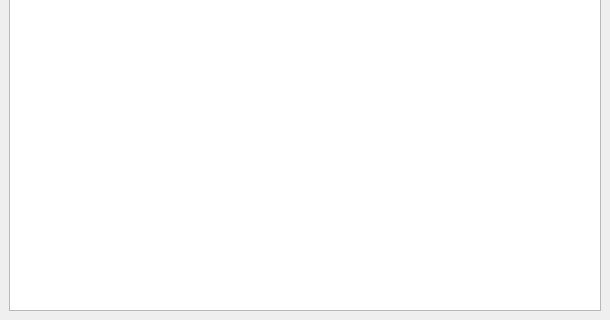
First picture: the form in mainwindow.ui, repository l4gfcm/HRAssistantTool, before the edit; both pictures show x 0 to 610 and y 166 to 486 of the 610 by 486 pixel window.
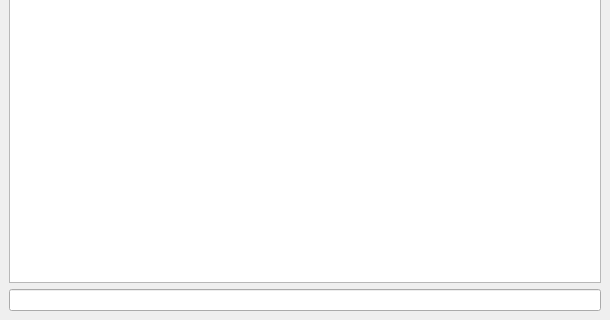
Second picture: the form after the edit.

```diff
--- a/mainwindow.ui
+++ b/mainwindow.ui
@@ -61,6 +61,9 @@
       </attribute>
      </widget>
     </item>
+    <item>
+     <widget class="QLineEdit" name="filterLine"/>
+    </item>
    </layout>
   </widget>
   <widget class="QToolBar" name="toolBar">
```
